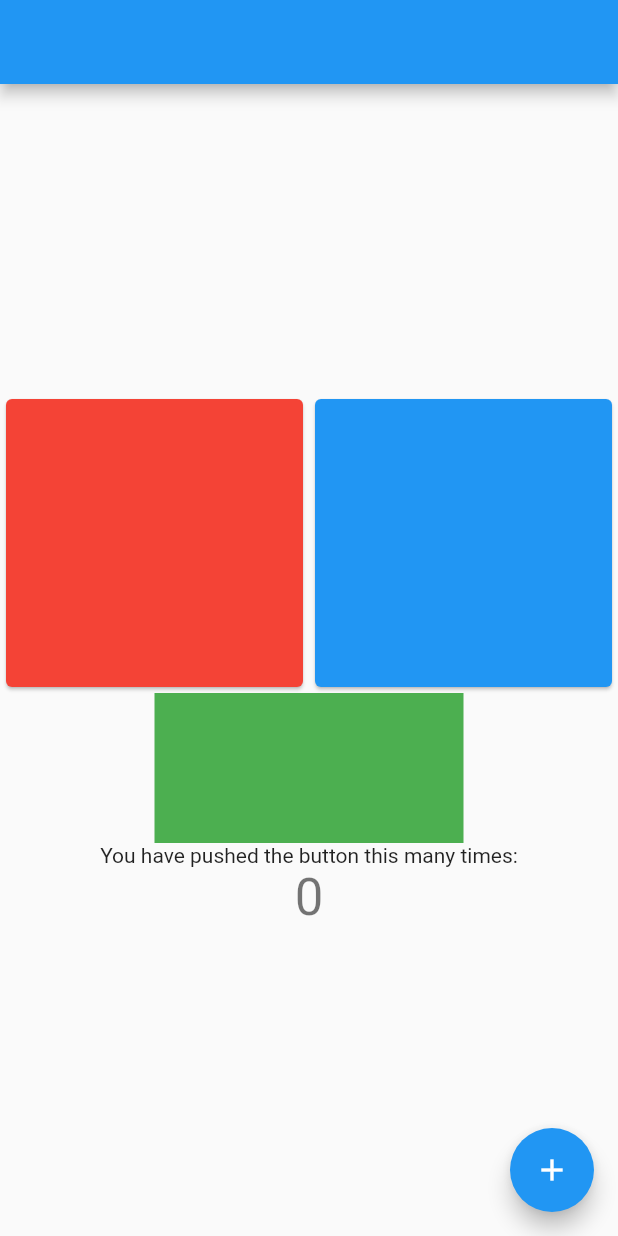
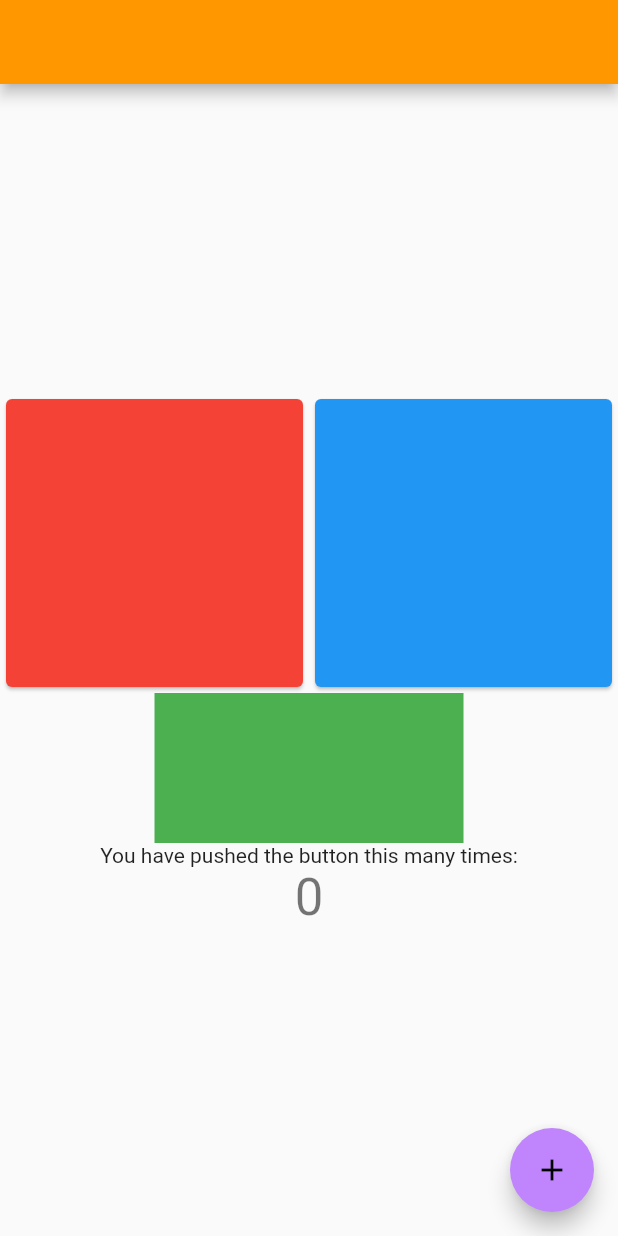
Before and after one commit to makhosravi/portfolio-dark, a Flutter app: the MyHomePage screen opened directly with empty values, on a phone screen of 412 x 824 dp. Run offline on Flutter 3.47's test engine with Material 2 defaults, Android fonts, the phone set to English and light mode, and no system bars; our stand-ins replace velocity_x.

Commit message:
implemented colors

```diff
--- /dev/null
+++ b/lib/coolors.dart
@@ -0,0 +1,10 @@
+import 'dart:ui';
+
+import 'package:velocity_x/velocity_x.dart';
+
+mixin Coolers {
+  static const Color primaryColor = Color(0xff252733);
+  static const Color secondaryColor = Color(0xff333645);
+
+  static const Color accentColor = Vx.purple400;
+}
```
Also changed, not shown: lib/main.dart (+4 -10 lines), lib/colors.dart (deleted).
